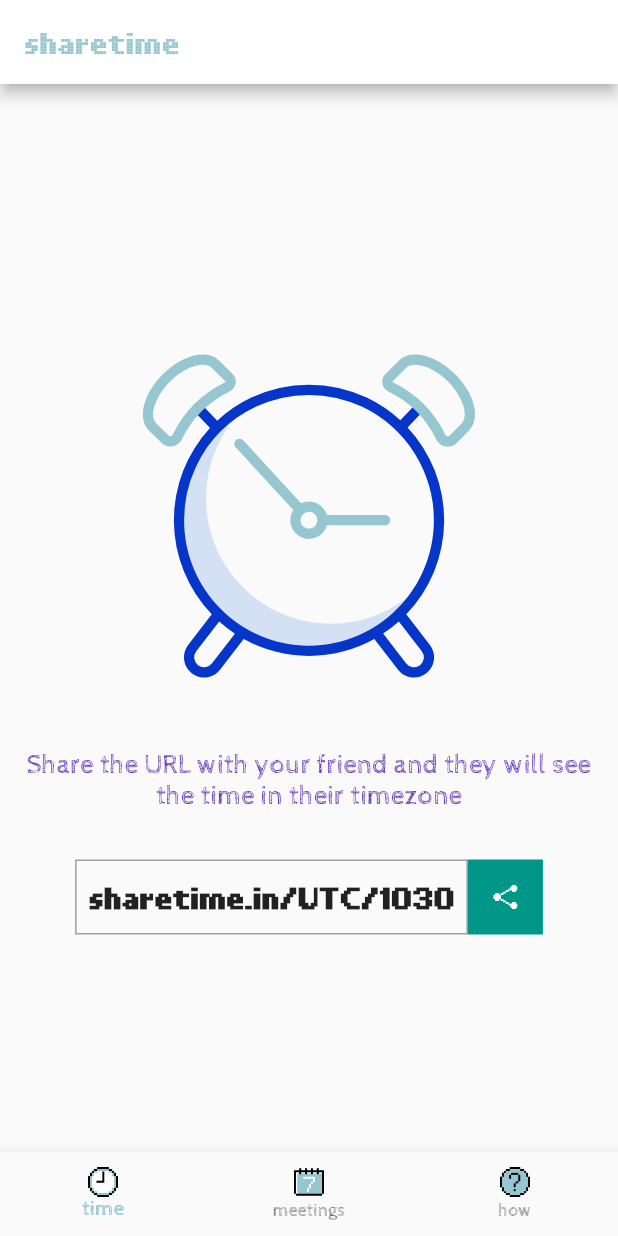
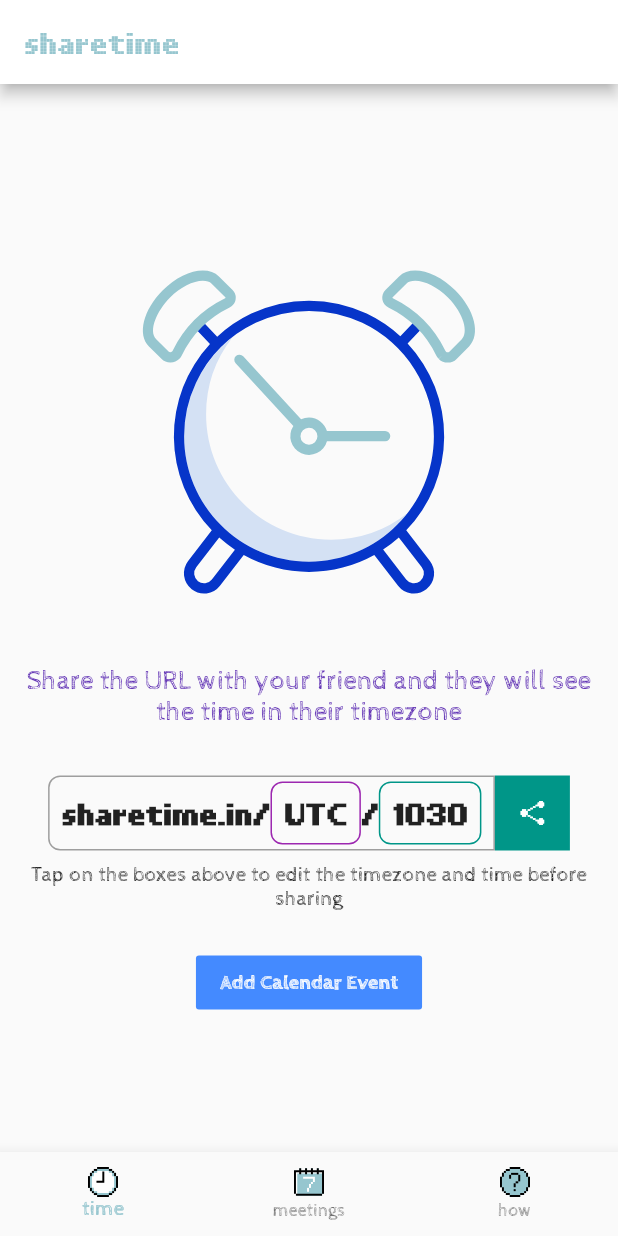
Before and after one commit to vishal-android-freak/sharetime, a Flutter app: the screen it shows after launch, on a phone screen of 412 x 824 dp. Run offline on Flutter 3.47's test engine with Material 2 defaults, Android fonts, the phone set to English and light mode, and no system bars; our stand-ins replace flutter_svg, share, timezone.

Commit message:
added timezone and time edit options

```diff
--- a/lib/common/TZDropdown.dart
+++ /dev/null
@@ -1 +0,0 @@
-import 'package:flutter/material.dart';
--- a/lib/main.dart
+++ b/lib/main.dart
@@ -1,5 +1,6 @@
 import 'package:flutter/material.dart';
 import 'package:sharetime/dashboard/Dashboard.dart';
+import 'package:sharetime/share_time/TimeZoneList.dart';
 import 'package:timezone/data/latest.dart';
 
 void main() {
@@ -20,7 +21,11 @@ class Main extends StatelessWidget {
         accentColor: Colors.teal,
         brightness: Brightness.light
       ),
-      home: Dashboard()
+      initialRoute: '/',
+      routes: {
+        '/': (context) => Dashboard(),
+        '/timezones': (context) => TimeZoneList()
+      },
     );
   }
 }
--- a/lib/share_time/TimeSharing.dart
+++ b/lib/share_time/TimeSharing.dart
@@ -1,7 +1,8 @@
 import 'package:flutter/material.dart';
 import 'package:flutter_svg/flutter_svg.dart';
-import 'package:sharetime/common/timezones.dart';
 import 'package:intl/intl.dart';
+import 'package:share/share.dart';
+import 'package:sharetime/share_time/TimeZoneList.dart';
 
 class TimeSharing extends StatefulWidget {
   @override
@@ -10,10 +11,12 @@ class TimeSharing extends StatefulWidget {
 
 class _TimeSharingState extends State<TimeSharing> {
   String currentTZ = DateTime.now().timeZoneName;
+  String currentTime = DateFormat('HHmm').format(DateTime.now());
 
-  @override
-  void initState() {
-    super.initState();
+  onTimeZoneSelection(tz) {
+    setState(() {
+      currentTZ = tz;
+    });
   }
 
   @override
@@ -54,6 +57,9 @@ class _TimeSharingState extends State<TimeSharing> {
               children: <Widget>[
                 Container(
                   decoration: BoxDecoration(
+                    borderRadius: BorderRadius.only(
+                        topLeft: Radius.circular(8),
+                        bottomLeft: Radius.circular(8)),
                     border: Border.all(
                       color: Colors.grey,
                     ),
@@ -73,13 +79,26 @@ class _TimeSharingState extends State<TimeSharing> {
                             fontSize: 20,
                             fontFamily: 'Pixel'),
                       ),
-                      Text(
+                      InkWell(
+                        onTap: () {
+                          Navigator.push(context, MaterialPageRoute(
+                            builder: (_) => TimeZoneList(onTimeZoneSelection: onTimeZoneSelection)
+                          ));
+                        },
+                        child: Container(
+                          padding: const EdgeInsets.all(8),
+                          decoration: BoxDecoration(
+                              borderRadius: BorderRadius.circular(8),
+                              border: Border.all(color: Colors.purple)),
+                          child: Text(
                             '$currentTZ',
                             textAlign: TextAlign.center,
                             style: const TextStyle(
                                 fontWeight: FontWeight.w700,
                                 fontSize: 20,
                                 fontFamily: 'Pixel'),
+                          ),
+                        ),
                       ),
                       const Text(
                         '/',
@@ -89,20 +108,43 @@ class _TimeSharingState extends State<TimeSharing> {
                             fontSize: 20,
                             fontFamily: 'Pixel'),
                       ),
-                      Container(
+                      InkWell(
+                        onTap: () async {
+                          var time = await showTimePicker(
+                              context: context, initialTime: TimeOfDay.now());
+                          if (time != null) {
+                            setState(() {
+                              final now = DateTime.now();
+                              currentTime = DateFormat('HHmm').format(DateTime(
+                                  now.year,
+                                  now.month,
+                                  now.day,
+                                  time.hour,
+                                  time.minute));
+                            });
+                          }
+                        },
+                        child: Container(
+                          padding: const EdgeInsets.all(8),
+                          decoration: BoxDecoration(
+                              borderRadius: BorderRadius.circular(8),
+                              border: Border.all(color: Colors.teal)),
                           child: Text(
-                          '${DateFormat('HHmm').format(DateTime.now())}',
+                            currentTime,
                             style: const TextStyle(
                                 fontWeight: FontWeight.w700,
                                 fontSize: 20,
                                 fontFamily: 'Pixel'),
+                          ),
                         ),
                       )
                     ],
                   ),
                 ),
                 InkWell(
-                  onTap: () {},
+                  onTap: () {
+                    Share.share('Open the link to check the time in your timezone\n\nhttps://sharetime.in/$currentTZ/$currentTime');
+                  },
                   child: Container(
                     height: 50,
                     width: 50,
@@ -118,6 +160,25 @@ class _TimeSharingState extends State<TimeSharing> {
                 )
               ],
             ),
+            SizedBox(
+              height: 8,
+            ),
+            const Text(
+                'Tap on the boxes above to edit the timezone and time before sharing',
+                textAlign: TextAlign.center),
+            SizedBox(
+              height: 24,
+            ),
+            RaisedButton(
+              elevation: 0,
+              onPressed: () {},
+              color: Colors.blueAccent,
+              child: Text(
+                'Add Calendar Event',
+                style: const TextStyle(
+                    color: Colors.white, fontWeight: FontWeight.w700),
+              ),
+            )
           ],
         ),
       ),
--- a/pubspec.yaml
+++ b/pubspec.yaml
@@ -26,6 +26,7 @@ dependencies:
   flutter_svg: ^0.17.1
   timezone: ^0.5.6
   intl: ^0.16.1
+  share: ^0.6.3+5
 
 dev_dependencies:
   flutter_test:
```
Also changed, not shown: lib/share_time/TimeZoneList.dart (added, +58 -0 lines), pubspec.lock, 3 other files. Lines whose indentation alone changed are shown as unchanged.
